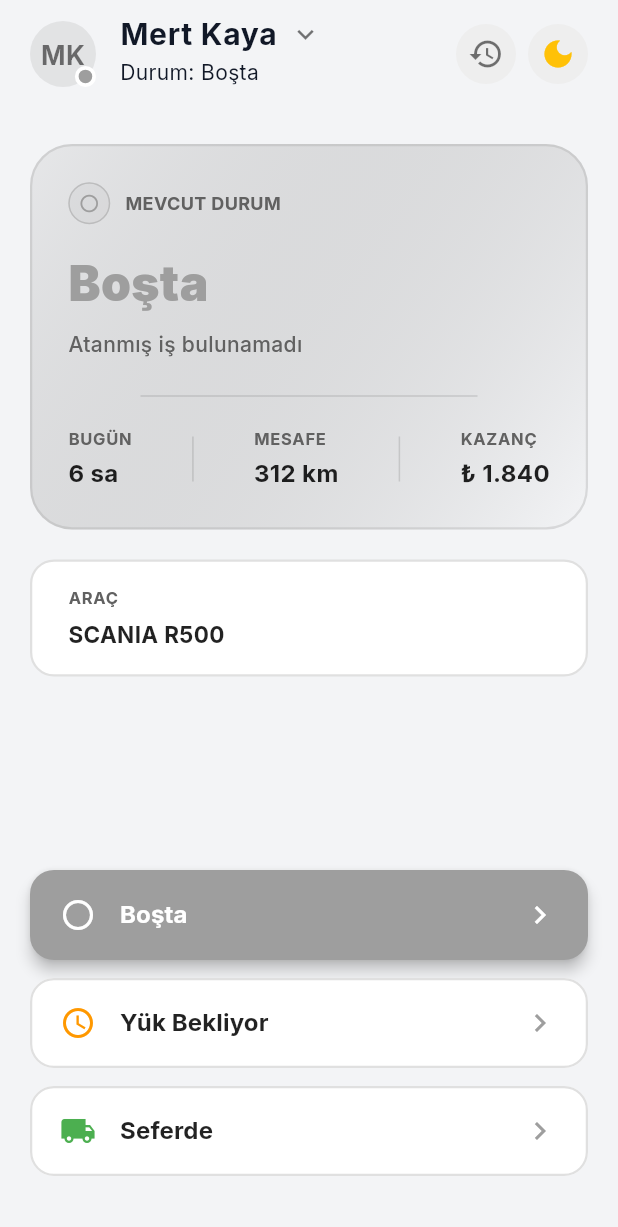
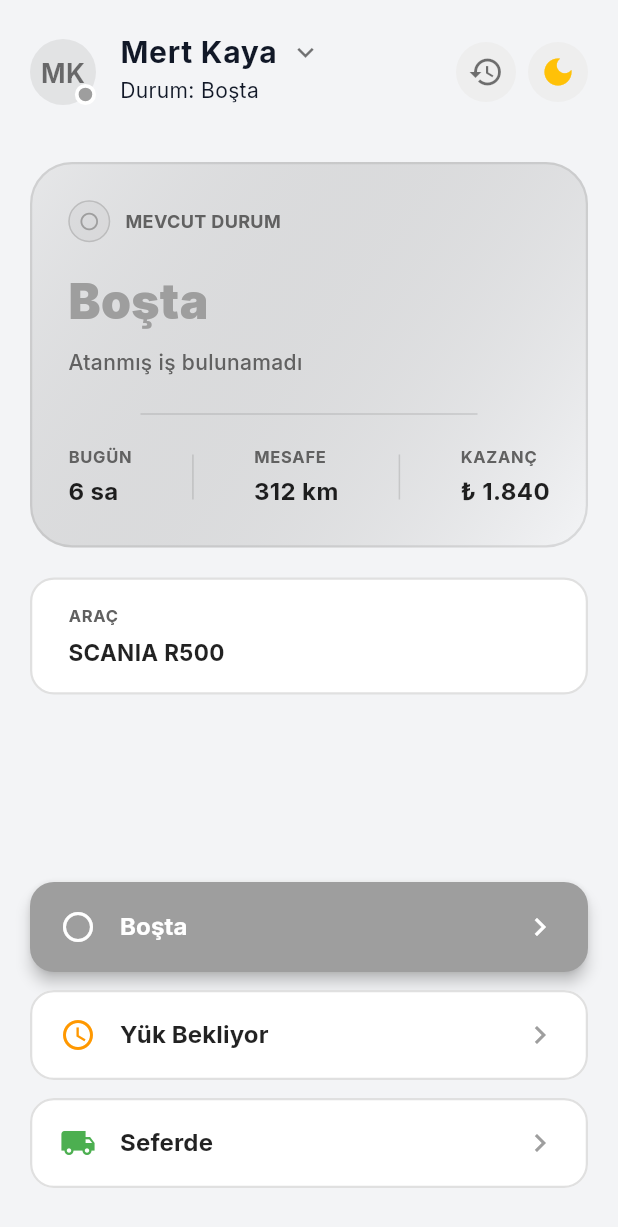
Before and after one commit to Koglerune/flutter_code_case1, a Flutter app: the screen it shows after launch, on a phone screen of 412 x 824 dp. Shown: the top 1227 px of the screen. Run offline on Flutter 3.47's test engine with Material 3 defaults, Android fonts, the phone set to English and light mode, and no system bars; our stand-ins replace flutter_riverpod, google_fonts, hive, hive_flutter; accounts and stored records are empty.

Commit message:
(chore) make layout responsive and update README

```diff
--- a/lib/features/driver_board/views/driver_board_view.dart
+++ b/lib/features/driver_board/views/driver_board_view.dart
@@ -19,12 +19,17 @@ class DriverBoardView extends ConsumerWidget {
 
     return Scaffold(
       body: SafeArea(
+        child: CustomScrollView(
+          slivers: [
+            SliverFillRemaining(
+              hasScrollBody: false,
               child: Padding(
-          padding: const EdgeInsets.symmetric(horizontal: 20.0),
+                padding: const EdgeInsets.symmetric(horizontal: 20.0, vertical: 12.0),
                 child: Column(
                   children: [
                     DriverHeader(driver: driver, drivers: drivers, activeId: activeId),
                     const SizedBox(height: 24),
+
 
                     CurrentStatusCard(driver: driver),
                     const SizedBox(height: 20),
@@ -33,14 +38,19 @@ class DriverBoardView extends ConsumerWidget {
 
                     const Spacer(),
 
+                    const SizedBox(height: 20),
+
                     StatusButton(driver: driver, text: "Boşta", status: DriverStatus.idle, color: Colors.grey),
                     const SizedBox(height: 12),
                     StatusButton(driver: driver, text: "Yük Bekliyor", status: DriverStatus.waitingForLoad, color: Colors.orange),
                     const SizedBox(height: 12),
                     StatusButton(driver: driver, text: "Seferde", status: DriverStatus.onRoute, color: Colors.green),
-              const SizedBox(height: 40),
+                    const SizedBox(height: 20),
                   ],
                 ),
+              ),
+            ),
+          ],
         ),
       ),
     );
```
Also changed, not shown: 1 other file. Lines whose indentation alone changed are shown as unchanged.
